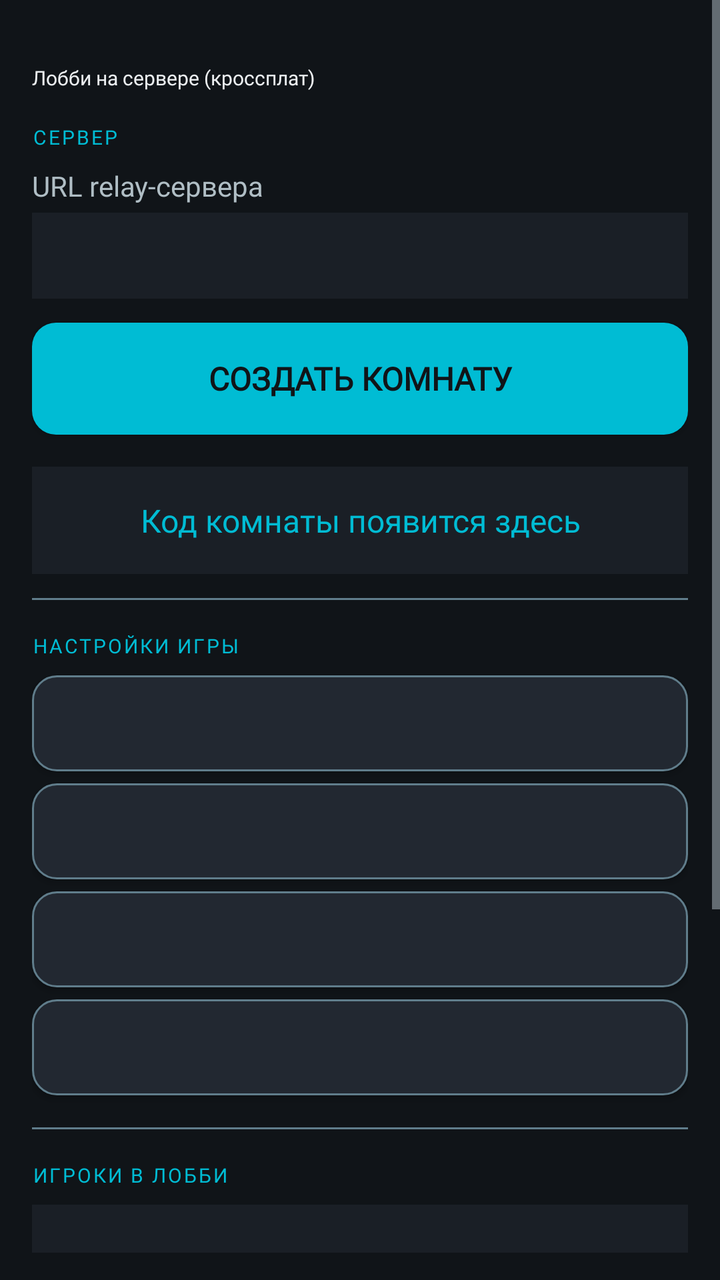
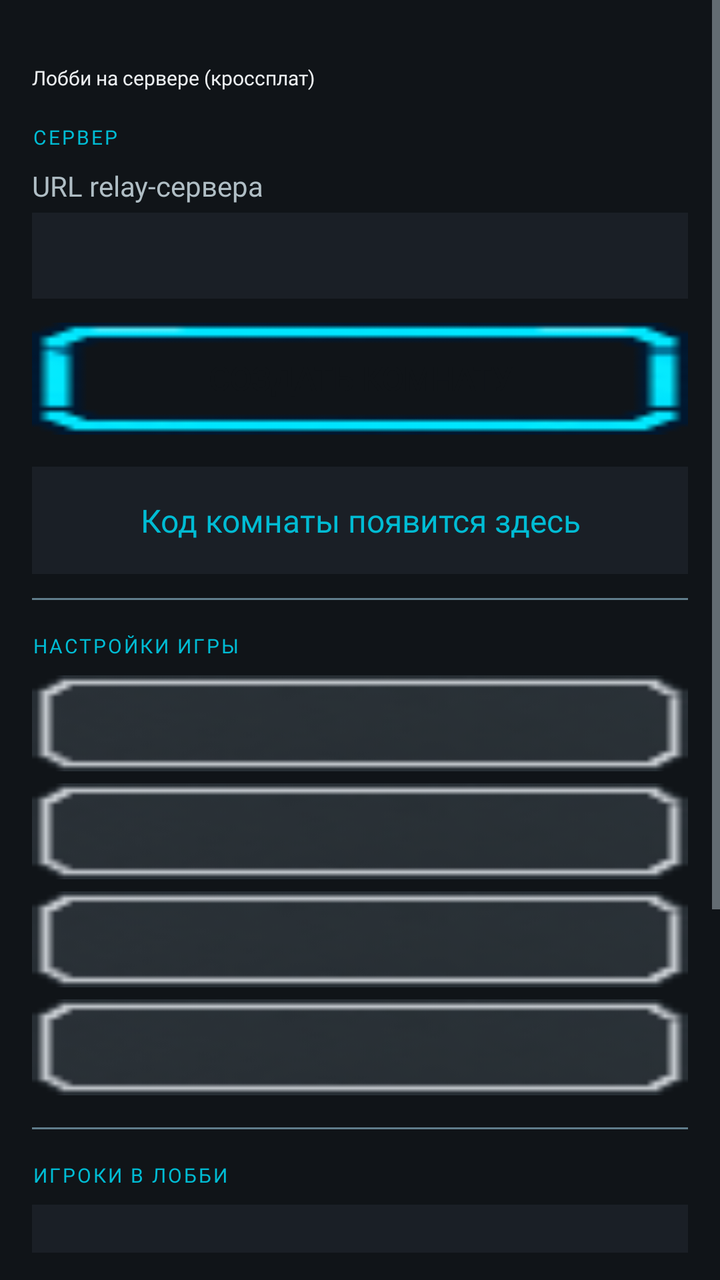

Compare the two renders of this Android layout. The source of the first and the diff that turns it into the second are given below.
<!-- AndroidManifest.xml: application theme Theme.MinesweeperEvolution -->
<!-- res/layout/activity_relay_host.xml -->
<?xml version="1.0" encoding="utf-8"?>
<ScrollView xmlns:android="http://schemas.android.com/apk/res/android"
    android:layout_width="match_parent"
    android:layout_height="match_parent"
    android:background="@color/bg_dark"
    android:fillViewport="true">

    <LinearLayout
        android:layout_width="match_parent"
        android:layout_height="wrap_content"
        android:orientation="vertical"
        android:padding="16dp">

        <TextView
            android:layout_width="wrap_content"
            android:layout_height="wrap_content"
            android:text="@string/mp_relay_host_title"
            android:fontFamily="@font/press_start_2p"
            android:textColor="@color/text_primary"
            android:textSize="10sp"
            android:layout_marginTop="16dp"
            android:layout_marginBottom="16dp" />

        
        <TextView
            android:layout_width="wrap_content"
            android:layout_height="wrap_content"
            android:text="@string/section_server"
            android:fontFamily="@font/press_start_2p"
            android:textColor="@color/accent"
            android:textSize="10sp"
            android:letterSpacing="0.1"
            android:layout_marginBottom="8dp" />

        <TextView
            android:layout_width="wrap_content"
            android:layout_height="wrap_content"
            android:text="@string/relay_url_hint"
            android:fontFamily="@font/vt323"
            android:textColor="@color/text_secondary"
            android:textSize="14sp"
            android:layout_marginBottom="4dp" />

        <EditText
            android:id="@+id/etRelayHostUrl"
            android:layout_width="match_parent"
            android:layout_height="wrap_content"
            android:background="@color/bg_panel"
            android:padding="12dp"
            android:textColor="@color/text_primary"
            android:textColorHint="@color/text_dim"
            android:textSize="14sp"
            android:inputType="textUri"
            android:fontFamily="monospace"
            android:layout_marginBottom="12dp" />

        <Button
            android:id="@+id/btnRelayHostCreate"
            android:layout_width="match_parent"
            android:layout_height="56dp"
            android:background="@drawable/bg_button_primary"
            android:fontFamily="@font/pixelify_sans"
            android:text="@string/create_room"
            android:textColor="@color/bg_dark"
            android:textSize="16sp"
            android:textStyle="bold"
            android:layout_marginBottom="16dp" />

        <TextView
            android:id="@+id/tvHostRoomId"
            android:layout_width="match_parent"
            android:layout_height="wrap_content"
            android:background="@color/bg_panel"
            android:padding="16dp"
            android:textColor="@color/accent"
            android:fontFamily="@font/vt323"
            android:textSize="16sp"
            android:gravity="center"
            android:textIsSelectable="true"
            android:layout_marginBottom="12dp"
            android:text="@string/room_code_placeholder" />

        
        <View
            android:layout_width="match_parent"
            android:layout_height="1dp"
            android:background="@color/text_dim"
            android:layout_marginBottom="16dp" />

        
        <TextView
            android:layout_width="wrap_content"
            android:layout_height="wrap_content"
            android:text="@string/section_game_settings"
            android:fontFamily="@font/press_start_2p"
            android:textColor="@color/accent"
            android:textSize="10sp"
            android:letterSpacing="0.1"
            android:layout_marginBottom="8dp" />

        <Button
            android:id="@+id/btnHostNick"
            android:layout_width="match_parent"
            android:layout_height="48dp"
            android:background="@drawable/bg_button_secondary"
            android:fontFamily="@font/pixelify_sans"
            android:textColor="@color/text_primary"
            android:textSize="13sp"
            android:layout_marginBottom="6dp"
            android:gravity="start|center_vertical"
            android:paddingStart="16dp" />

        <Button
            android:id="@+id/btnPickMode"
            android:layout_width="match_parent"
            android:layout_height="48dp"
            android:background="@drawable/bg_button_secondary"
            android:fontFamily="@font/pixelify_sans"
            android:textColor="@color/text_primary"
            android:textSize="13sp"
            android:layout_marginBottom="6dp"
            android:gravity="start|center_vertical"
            android:paddingStart="16dp" />

        <Button
            android:id="@+id/btnPickDiff"
            android:layout_width="match_parent"
            android:layout_height="48dp"
            android:background="@drawable/bg_button_secondary"
            android:fontFamily="@font/pixelify_sans"
            android:textColor="@color/text_primary"
            android:textSize="13sp"
            android:layout_marginBottom="6dp"
            android:gravity="start|center_vertical"
            android:paddingStart="16dp" />

        <Button
            android:id="@+id/btnPickShift"
            android:layout_width="match_parent"
            android:layout_height="48dp"
            android:background="@drawable/bg_button_secondary"
            android:fontFamily="@font/pixelify_sans"
            android:textColor="@color/text_primary"
            android:textSize="13sp"
            android:layout_marginBottom="16dp"
            android:gravity="start|center_vertical"
            android:paddingStart="16dp" />

        
        <View
            android:layout_width="match_parent"
            android:layout_height="1dp"
            android:background="@color/text_dim"
            android:layout_marginBottom="16dp" />

        
        <TextView
            android:layout_width="wrap_content"
            android:layout_height="wrap_content"
            android:text="@string/section_players"
            android:fontFamily="@font/press_start_2p"
            android:textColor="@color/accent"
            android:textSize="10sp"
            android:letterSpacing="0.1"
            android:layout_marginBottom="8dp" />

        <LinearLayout
            android:id="@+id/playersContainer"
            android:layout_width="match_parent"
            android:layout_height="wrap_content"
            android:background="@color/bg_panel"
            android:orientation="vertical"
            android:padding="12dp"
            android:layout_marginBottom="16dp" />

        
        <View
            android:layout_width="match_parent"
            android:layout_height="1dp"
            android:background="@color/text_dim"
            android:layout_marginBottom="16dp" />

        
        <TextView
            android:layout_width="wrap_content"
            android:layout_height="wrap_content"
            android:text="@string/section_log"
            android:fontFamily="@font/press_start_2p"
            android:textColor="@color/accent"
            android:textSize="10sp"
            android:letterSpacing="0.1"
            android:layout_marginBottom="8dp" />

        <TextView
            android:id="@+id/tvLobbyLog"
            android:layout_width="match_parent"
            android:layout_height="wrap_content"
            android:background="@color/bg_panel"
            android:padding="12dp"
            android:textColor="@color/text_secondary"
            android:textSize="14sp"
            android:fontFamily="@font/vt323"
            android:minLines="3"
            android:layout_marginBottom="16dp" />

        <View
            android:layout_width="match_parent"
            android:layout_height="0dp"
            android:layout_weight="1" />

        <Button
            android:id="@+id/btnStartMp"
            android:layout_width="match_parent"
            android:layout_height="56dp"
            android:background="@drawable/bg_button_primary"
            android:fontFamily="@font/pixelify_sans"
            android:text="@string/mp_start_game"
            android:textColor="@color/bg_dark"
            android:textSize="16sp"
            android:textStyle="bold"
            android:layout_marginBottom="8dp" />

        <Button
            android:id="@+id/btnCloseLobby"
            android:layout_width="match_parent"
            android:layout_height="48dp"
            android:background="@drawable/bg_button_secondary"
            android:fontFamily="@font/pixelify_sans"
            android:text="@string/close_lobby"
            android:textColor="@color/text_primary"
            android:textSize="14sp" />

    </LinearLayout>
</ScrollView>
<!-- resources referenced by this layout -->
<resources>
  <color name="accent">#FF00BCD4</color>
  <color name="bg_dark">#FF101418</color>
  <color name="bg_panel">#FF1A1F26</color>
  <color name="text_dim">#FF607D8B</color>
  <color name="text_primary">#FFECEFF1</color>
  <color name="text_secondary">#FFB0BEC5</color>
  <!-- drawable bg_button_primary (drawable) -->
  <?xml version="1.0" encoding="utf-8"?>
  <selector xmlns:android="http://schemas.android.com/apk/res/android">
      
      <item android:state_pressed="true">
          <shape android:shape="rectangle">
              <solid android:color="@color/accent_2"/>
              <corners android:radius="12dp"/>
          </shape>
      </item>
      
      <item>
          <shape android:shape="rectangle">
              <solid android:color="@color/accent"/>
              <corners android:radius="12dp"/>
          </shape>
      </item>
  </selector>
  <!-- drawable bg_button_secondary (drawable) -->
  <?xml version="1.0" encoding="utf-8"?>
  <selector xmlns:android="http://schemas.android.com/apk/res/android">
      
      <item android:state_selected="true">
          <shape android:shape="rectangle">
              <solid android:color="@color/accent"/>
              <corners android:radius="12dp"/>
              <stroke android:width="1dp" android:color="@color/accent_2"/>
          </shape>
      </item>
      
      <item android:state_pressed="true">
          <shape android:shape="rectangle">
              <solid android:color="@color/bg_panel_alt"/>
              <corners android:radius="12dp"/>
              <stroke android:width="2dp" android:color="@color/accent"/>
          </shape>
      </item>
      
      <item>
          <shape android:shape="rectangle">
              <solid android:color="@color/bg_panel_alt"/>
              <corners android:radius="12dp"/>
              <stroke android:width="1dp" android:color="@color/text_dim"/>
          </shape>
      </item>
  </selector>
  <string name="close_lobby">Закрыть лобби</string>
  <string name="create_room">Создать комнату</string>
  <string name="mp_relay_host_title">Лобби на сервере (кроссплат)</string>
  <string name="mp_start_game">Начать игру</string>
  <string name="relay_url_hint">URL relay-сервера</string>
  <string name="room_code_placeholder">Код комнаты появится здесь</string>
  <string name="section_game_settings">НАСТРОЙКИ ИГРЫ</string>
  <string name="section_log">ЛОГ</string>
  <string name="section_players">ИГРОКИ В ЛОББИ</string>
  <string name="section_server">СЕРВЕР</string>
  <style name="Theme.MinesweeperEvolution" parent="Theme.AppCompat.NoActionBar">
          <item name="colorPrimary">@color/accent</item>
          <item name="colorPrimaryDark">@color/accent_2</item>
          <item name="colorAccent">@color/accent</item>
          <item name="android:windowBackground">@color/bg_dark</item>
          <item name="android:textColorPrimary">@color/text_primary</item>
          <item name="android:textColorSecondary">@color/text_secondary</item>
          <item name="android:statusBarColor" tools:targetApi="l">@color/bg_dark</item>
          
          <item name="android:alertDialogTheme">@style/Theme.MinesweeperDialog</item>
          <item name="alertDialogTheme">@style/Theme.MinesweeperDialog</item>
      </style>
  <color name="accent_2">#FF26C6DA</color>
  <color name="bg_panel_alt">#FF222831</color>
  <style name="Theme.MinesweeperDialog" parent="Theme.AppCompat.Dialog.Alert">
          <item name="android:windowBackground">@color/bg_panel</item>
          <item name="android:textColorPrimary">@color/text_primary</item>
          <item name="android:textColorSecondary">@color/text_secondary</item>
          <item name="colorAccent">@color/accent</item>
          <item name="android:buttonBarButtonStyle">@style/Widget.DialogButton</item>
      </style>
  <style name="Widget.DialogButton" parent="Widget.AppCompat.Button.ButtonBar.AlertDialog">
          <item name="android:textColor">@color/accent</item>
      </style>
</resources>

<!-- the commit's change to res/layout/activity_relay_host.xml (unified diff, before → after) -->
@@ -58,7 +58,7 @@
             android:id="@+id/btnRelayHostCreate"
             android:layout_width="match_parent"
             android:layout_height="56dp"
-            android:background="@drawable/bg_button_primary"
+            android:background="@drawable/ui_button_active"
             android:fontFamily="@font/pixelify_sans"
             android:text="@string/create_room"
             android:textColor="@color/bg_dark"
@@ -102,7 +102,7 @@
             android:id="@+id/btnHostNick"
             android:layout_width="match_parent"
             android:layout_height="48dp"
-            android:background="@drawable/bg_button_secondary"
+            android:background="@drawable/ui_button_normal"
             android:fontFamily="@font/pixelify_sans"
             android:textColor="@color/text_primary"
             android:textSize="13sp"
@@ -114,7 +114,7 @@
             android:id="@+id/btnPickMode"
             android:layout_width="match_parent"
             android:layout_height="48dp"
-            android:background="@drawable/bg_button_secondary"
+            android:background="@drawable/ui_button_normal"
             android:fontFamily="@font/pixelify_sans"
             android:textColor="@color/text_primary"
             android:textSize="13sp"
@@ -126,7 +126,7 @@
             android:id="@+id/btnPickDiff"
             android:layout_width="match_parent"
             android:layout_height="48dp"
-            android:background="@drawable/bg_button_secondary"
+            android:background="@drawable/ui_button_normal"
             android:fontFamily="@font/pixelify_sans"
             android:textColor="@color/text_primary"
             android:textSize="13sp"
@@ -138,7 +138,7 @@
             android:id="@+id/btnPickShift"
             android:layout_width="match_parent"
             android:layout_height="48dp"
-            android:background="@drawable/bg_button_secondary"
+            android:background="@drawable/ui_button_normal"
             android:fontFamily="@font/pixelify_sans"
             android:textColor="@color/text_primary"
             android:textSize="13sp"
@@ -212,7 +212,7 @@
             android:id="@+id/btnStartMp"
             android:layout_width="match_parent"
             android:layout_height="56dp"
-            android:background="@drawable/bg_button_primary"
+            android:background="@drawable/ui_button_active"
             android:fontFamily="@font/pixelify_sans"
             android:text="@string/mp_start_game"
             android:textColor="@color/bg_dark"
@@ -224,7 +224,7 @@
             android:id="@+id/btnCloseLobby"
             android:layout_width="match_parent"
             android:layout_height="48dp"
-            android:background="@drawable/bg_button_secondary"
+            android:background="@drawable/ui_button_normal"
             android:fontFamily="@font/pixelify_sans"
             android:text="@string/close_lobby"
             android:textColor="@color/text_primary"
<!-- resource entries referenced after the edit -->
@@ -6,52 +6,8 @@
   <color name="text_dim">#FF607D8B</color>
   <color name="text_primary">#FFECEFF1</color>
   <color name="text_secondary">#FFB0BEC5</color>
-  <!-- drawable bg_button_primary (drawable) -->
-  <?xml version="1.0" encoding="utf-8"?>
-  <selector xmlns:android="http://schemas.android.com/apk/res/android">
-      
-      <item android:state_pressed="true">
-          <shape android:shape="rectangle">
-              <solid android:color="@color/accent_2"/>
-              <corners android:radius="12dp"/>
-          </shape>
-      </item>
-      
-      <item>
-          <shape android:shape="rectangle">
-              <solid android:color="@color/accent"/>
-              <corners android:radius="12dp"/>
-          </shape>
-      </item>
-  </selector>
-  <!-- drawable bg_button_secondary (drawable) -->
-  <?xml version="1.0" encoding="utf-8"?>
-  <selector xmlns:android="http://schemas.android.com/apk/res/android">
-      
-      <item android:state_selected="true">
-          <shape android:shape="rectangle">
-              <solid android:color="@color/accent"/>
-              <corners android:radius="12dp"/>
-              <stroke android:width="1dp" android:color="@color/accent_2"/>
-          </shape>
-      </item>
-      
-      <item android:state_pressed="true">
-          <shape android:shape="rectangle">
-              <solid android:color="@color/bg_panel_alt"/>
-              <corners android:radius="12dp"/>
-              <stroke android:width="2dp" android:color="@color/accent"/>
-          </shape>
-      </item>
-      
-      <item>
-          <shape android:shape="rectangle">
-              <solid android:color="@color/bg_panel_alt"/>
-              <corners android:radius="12dp"/>
-              <stroke android:width="1dp" android:color="@color/text_dim"/>
-          </shape>
-      </item>
-  </selector>
+  <!-- drawable ui_button_active: png bitmap (drawable, 845 bytes) -->
+  <!-- drawable ui_button_normal: png bitmap (drawable, 1182 bytes) -->
   <string name="close_lobby">Закрыть лобби</string>
   <string name="create_room">Создать комнату</string>
   <string name="mp_relay_host_title">Лобби на сервере (кроссплат)</string>
@@ -75,7 +31,6 @@
           <item name="alertDialogTheme">@style/Theme.MinesweeperDialog</item>
       </style>
   <color name="accent_2">#FF26C6DA</color>
-  <color name="bg_panel_alt">#FF222831</color>
   <style name="Theme.MinesweeperDialog" parent="Theme.AppCompat.Dialog.Alert">
           <item name="android:windowBackground">@color/bg_panel</item>
           <item name="android:textColorPrimary">@color/text_primary</item>
